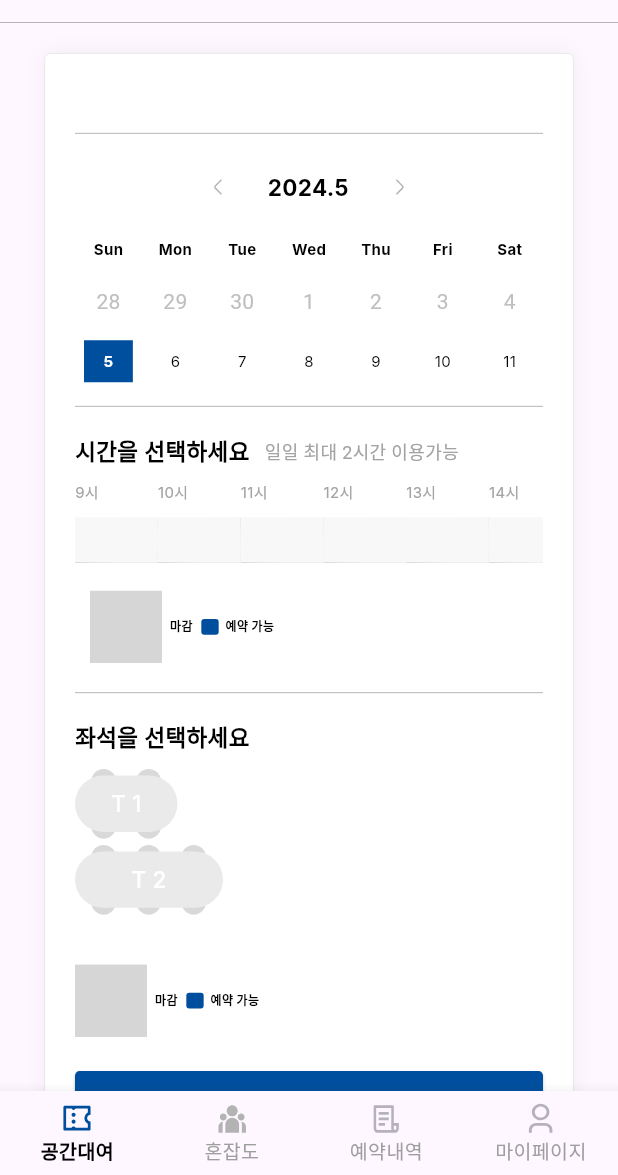
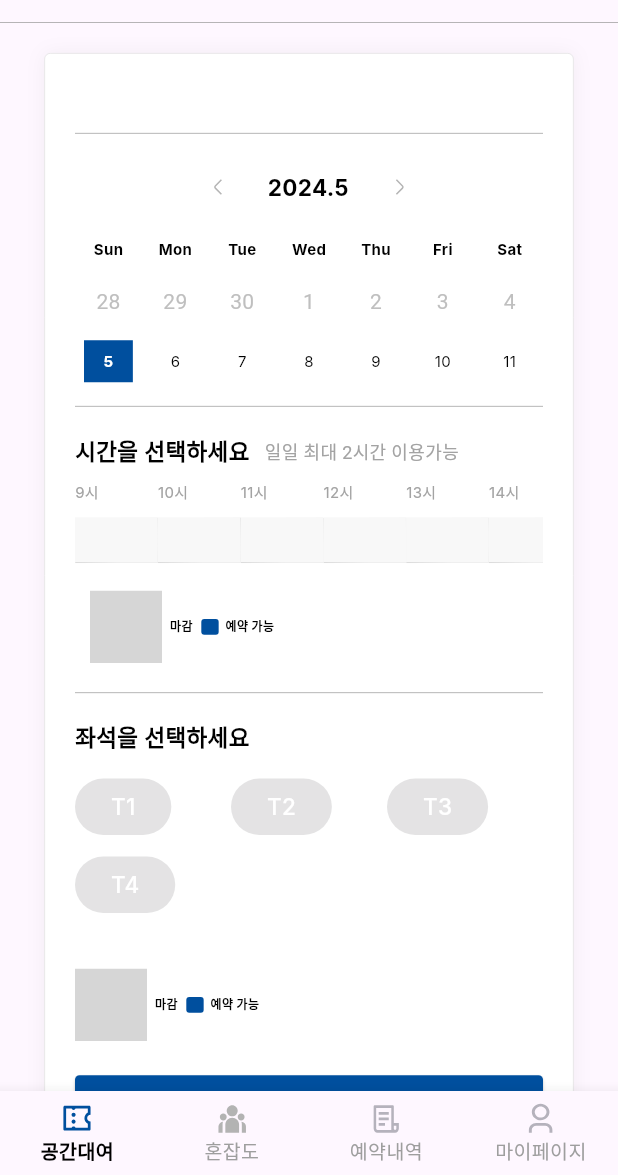
Before and after one commit to kookmin-sw/capstone-2024-2024-26, a Flutter app: the Select_reserve screen opened directly with empty values, on a phone screen of 412 x 824 dp, the part 61-1236 px from its top. Run offline on Flutter 3.47's test engine with Material 3 defaults, Android fonts, the phone set to English and light mode, and no system bars; drawn by our look-alikes of table_calendar; our stand-ins replace camera, dotted_line, email_validator, flutter_svg, image_picker, loading_animation_widget and 1 more; accounts and stored records are empty; Roboto replaces fonts that are missing (Inter); project files that could hold a hidden picture were left out; grey boxes are pictures that could not be loaded.

Commit message:
feat: table contatiner edit

```diff
--- a/frontend/lib/select_reserve.dart
+++ b/frontend/lib/select_reserve.dart
@@ -38,7 +38,7 @@ class _select extends State<Select_reserve> {
   final double intervalWidth = 50.0;
 
   final ExpansionTileController controller = ExpansionTileController();
-
+  bool timeSelected = false; // 시간 선택 상태를 추적하는 변수
   String startTime = ''; //server
   String endTime = '';
   String room_name = '';
@@ -56,6 +56,7 @@ class _select extends State<Select_reserve> {
   List<bool> isButtonPressedTable =
       List.generate(16, (index) => false); // 버튼마다 눌림 여부를 저장하는 리스트
 
+// tablelist는 서버에서 받아온 데이터로 대체
   List<dynamic> tableList = [
     {
       'available': '4',
@@ -65,6 +66,16 @@ class _select extends State<Select_reserve> {
     {
       'available': '6',
       'table_name': 'T2',
+      'table_status': 'true',
+    },
+    {
+      'available': '6',
+      'table_name': 'T3',
+      'table_status': 'true',
+    },
+    {
+      'available': '6',
+      'table_name': 'T4',
       'table_status': 'true',
     },
   ];
@@ -330,10 +341,9 @@ class _select extends State<Select_reserve> {
                                             setting += 1;
                                             if (setting == 1) {
                                               st = hour;
-                                              print(st);
                                             } else if (setting == 2) {
                                               ed = hour;
-                                              print(ed);
+
                                               if ((ed - st).abs() >= 2) {
                                                 setState(() {
                                                   isButtonPressedList[index] =
@@ -354,7 +364,10 @@ class _select extends State<Select_reserve> {
                                               FlutterDialog(
                                                   '예약은 최대 2시간까지 가능합니다.', '확인');
                                             }
+                                            timeSelected =
+                                                true; // 시간이 선택되었음을 나타냄
                                           } else {
+                                            timeSelected = false;
                                             setting -= 1;
                                             if (setting == 0) {
                                               st = 0;
@@ -439,26 +452,34 @@ class _select extends State<Select_reserve> {
                           ),
                         ],
                       ),
-
-                      ListView.builder(
-                        physics: const NeverScrollableScrollPhysics(),
+                      SingleChildScrollView(
+                        child: GridView.builder(
                           shrinkWrap: true,
+                          physics: NeverScrollableScrollPhysics(),
+                          gridDelegate:
+                              SliverGridDelegateWithFixedCrossAxisCount(
+                            crossAxisCount: 3, // 한 줄에 3개의 좌석을 표시
+                            childAspectRatio: 2 /
+                                1, // 아이템의 가로 세로 비율을 조정 (가로 길이를 세로 길이의 3배로 설정)
+                          ),
                           itemCount: tableList.length,
-                        itemBuilder: (context, index) {
+                          itemBuilder: (BuildContext context, int index) {
                             return _CustomTableWidget(
                               isButtonPressedTable: isButtonPressedTable,
                               circlePositions: circlePositions,
                               circlePositions_4: circlePositions_4,
+                              timeSelected: timeSelected,
                               onTablePressed: (index) {
                                 setState(() {
                                   isButtonPressedTable[index] =
                                       !isButtonPressedTable[index];
                                 });
                               },
-                            tableIndex: index, // 인덱스 전달
+                              tableIndex: index,
                               tableList: tableList,
                             );
                           },
+                        ),
                       ),
 
                       const SizedBox(height: 30),
@@ -496,7 +517,7 @@ class _select extends State<Select_reserve> {
 
                       ElevatedButton(
                         onPressed: () async {
-                          await Reservation(context);
+                          await Reservation(context, roomName);
                         },
                         style: ElevatedButton.styleFrom(
                           backgroundColor: const Color(0xFF004F9E),
@@ -580,7 +601,7 @@ class _select extends State<Select_reserve> {
     }
   }
 
-  Future<void> Reservation(BuildContext context) async {
+  Future<void> Reservation(BuildContext context, String room_name) async {
     setState(() {
       isLoading = true; // 요청 시작 시 로딩 시작
     });
@@ -644,7 +665,7 @@ class _select extends State<Select_reserve> {
     const url = 'http://localhost:3000/reserveclub/';
     final Map<String, String> data = {
       'userId': uid!,
-      'roomId': room_name,
+      'roomName': room_name,
       'date': selectedDate.toString(),
       'startTime': startTime,
       'endTime': endTime,
@@ -664,9 +685,9 @@ class _select extends State<Select_reserve> {
 
     debugPrint('${response.statusCode}');
 
-    if (response.statusCode == 201) {
+    if (response.statusCode == 200) {
       final responseData = json.decode(response.body);
-      if (responseData['message'] == 'Reservation club created successfully') {
+      if (responseData['message'] == 'Creating reservation club successfully') {
         Navigator.push(
           context,
           MaterialPageRoute(builder: (context) => const Complete()),
@@ -768,12 +789,14 @@ class _CustomTableWidget extends StatefulWidget {
   final List<bool> isButtonPressedTable;
   final List<Offset> circlePositions;
   final List<Offset> circlePositions_4;
+  final bool timeSelected;
   final int tableIndex; // 테이블의 인덱스
   final ValueSetter<int> onTablePressed;
   final List<dynamic> tableList;
   const _CustomTableWidget({
     Key? key,
     required this.isButtonPressedTable,
+    required this.timeSelected,
     required this.circlePositions,
     required this.circlePositions_4,
     required this.onTablePressed,
@@ -788,52 +811,32 @@ class _CustomTableWidget extends StatefulWidget {
 class _CustomTableWidgetState extends State<_CustomTableWidget> {
   @override
   Widget build(BuildContext context) {
-    return SingleChildScrollView(
-      child: Container(
-        width: 100.655,
+    // 컨테이너의 너비를 조정하여 버튼이 더 많이 보이도록 설정
+    double containerWidth = 300.0; // 이 값을 조정하여 전체 너비를 설정
+    double buttonWidth = 49.655; // 버튼 너비 설정
+
+    return Container(
+      width: containerWidth, // 컨테이너의 너비를 설정
       height: 50.61,
-        child: Stack(
-          children: [
-            for (var position
-                in widget.tableList[widget.tableIndex]['available'] == '4'
-                    ? widget.circlePositions_4
-                    : widget.circlePositions)
-              Positioned(
-                top: position.dy,
-                left: position.dx,
-                child: SvgPicture.asset(
-                  'assets/icons/circle.svg',
-                ),
-              ),
-            SingleChildScrollView(
-              scrollDirection: Axis.horizontal,
       child: Row(
         children: [
-                  Padding(
-                    padding: EdgeInsets.zero,
-                    child: Column(
-                      crossAxisAlignment: CrossAxisAlignment.start,
-                      children: [
+          // 버튼을 Row 내에 포함
           ElevatedButton(
-                          onPressed: () {
+            onPressed: widget.timeSelected
+                ? () {
                     widget.onTablePressed(widget.tableIndex);
-                          },
+                  }
+                : null, // timeSelected가 true일 때만 버튼 활성화
             style: ElevatedButton.styleFrom(
-                            backgroundColor:
-                                widget.isButtonPressedTable[widget.tableIndex]
+              backgroundColor: widget.isButtonPressedTable[widget.tableIndex]
                   ? const Color(0xFF004F9E)
                   : const Color(0xFFEAEAEA),
-                            minimumSize: Size(
-                                widget.tableList[widget.tableIndex]
-                                            ['available'] ==
-                                        '4'
-                                    ? 49.3275
-                                    : 98.655,
-                                37.61),
+              minimumSize: Size(buttonWidth, 37.61), // 버튼 크기 설정
+
               elevation: 0.0,
             ),
             child: Text(
-                            'T ${widget.tableIndex + 1}', // 테이블 번호 표시
+              'T${widget.tableIndex + 1}', // 테이블 번호 표시
               style: const TextStyle(
                 color: Colors.white,
                 fontSize: 15,
@@ -841,14 +844,8 @@ class _CustomTableWidgetState extends State<_CustomTableWidget> {
               ),
             ),
           ),
+          // 추가 버튼을 여기에 배치할 수 있습니다.
         ],
-                    ),
-                  ),
-                ],
-              ),
-            ),
-          ],
-        ),
       ),
     );
   }
```
Lines whose indentation alone changed are shown as unchanged.
